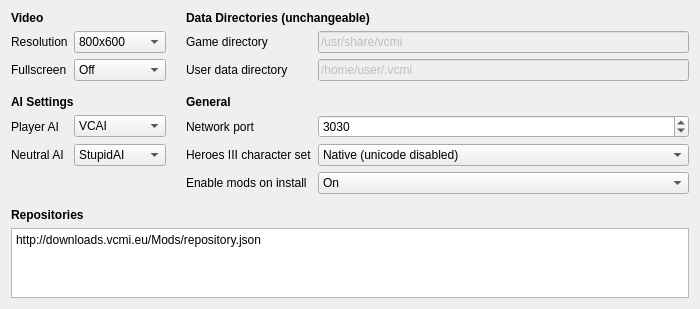
The window that launcher/settingsView/csettingsview_moc.ui (vcmi/vcmi_old_mirror) describes before a commit, drawn with Qt 5.
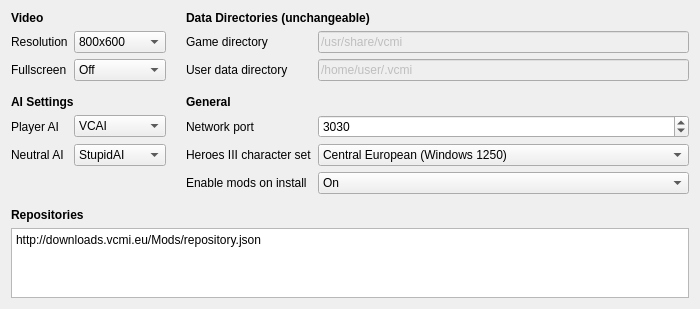
The same window after the commit.

Commit message: Unicode support. - boost-locale library is now required (boost 1.48 or higher) - Unicode namespace that contains UTF-8 handling - All non-ASCII strings from H3 data will be converted to UTF-8 during loading - All JSON files MUST use UTF-8. - H3 data encoding can be selected via launcher or directly in config file

Patch:
```diff
--- a/launcher/settingsView/csettingsview_moc.ui
+++ b/launcher/settingsView/csettingsview_moc.ui
@@ -341,11 +341,6 @@
    </item>
    <item row="6" column="4">
     <widget class="QComboBox" name="comboBoxEncoding">
-     <item>
-      <property name="text">
-       <string>Native (unicode disabled)</string>
-      </property>
-     </item>
      <item>
       <property name="text">
        <string>Central European (Windows 1250)</string>
```
The commit also changes 11 other files.
